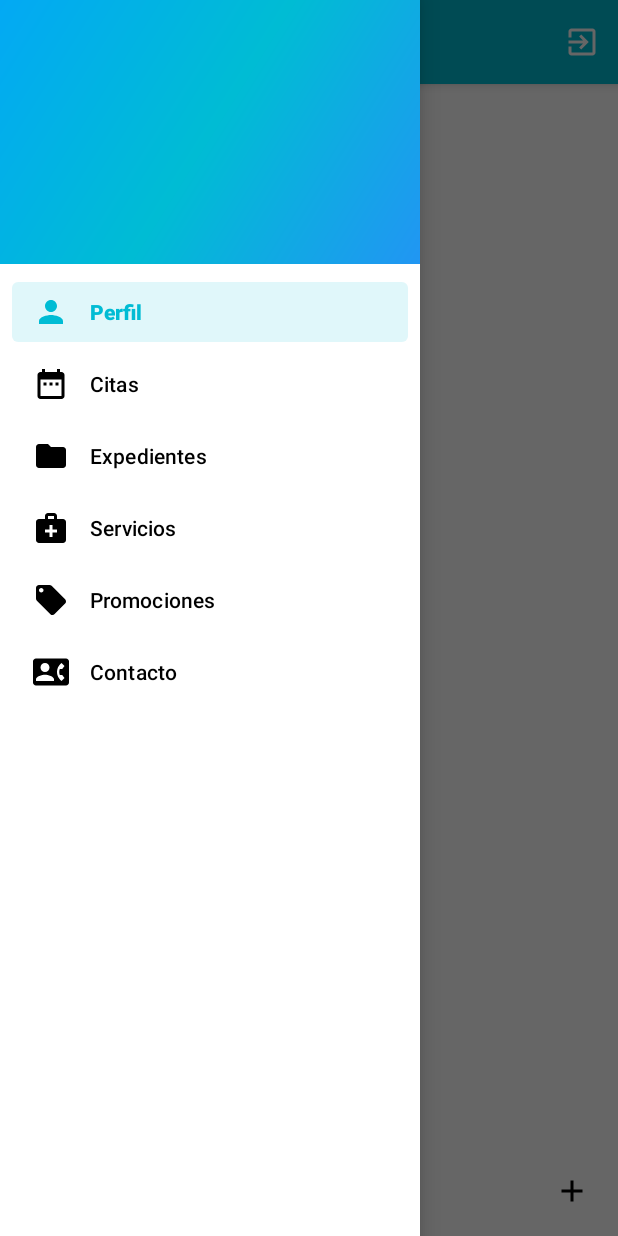
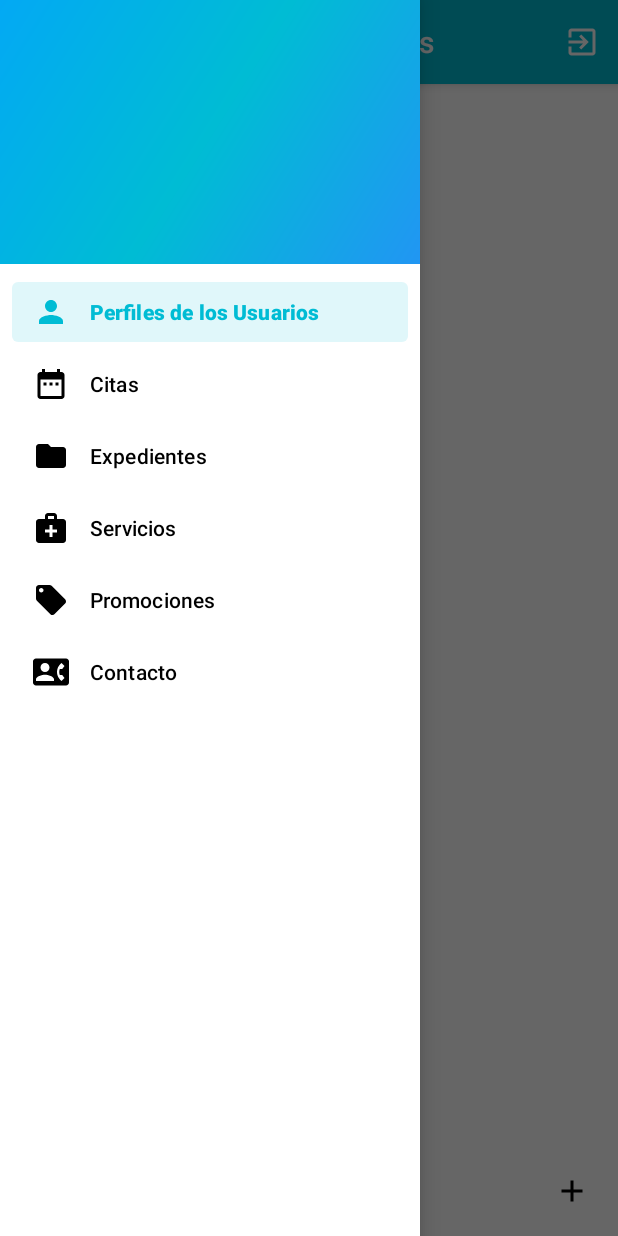
Before and after one commit to anagaby2196/Proyecto_Final_App_Clinica, an Android app: the screen it shows after launch once a user with an empty profile is signed in (Principal), with the side drawer open, on a phone screen of 412 x 824 dp. Run offline under Robolectric (Android 15) with nearby library versions, the phone set to English and light mode, and no system bars; our stand-ins replace Firebase (no records; nobody signed in at launch, a user with empty details on screens opened directly), Room's generated code, navigation-ui; pictures from the network do not load.

Commit message:
Algunos ajustes en la vista de perfil

```diff
--- a/app/build.gradle
+++ b/app/build.gradle
@@ -43,7 +43,7 @@ android {
 dependencies {
 
     implementation 'androidx.core:core-ktx:1.8.0'
-    implementation 'androidx.appcompat:appcompat:1.4.2'
+    implementation 'androidx.appcompat:appcompat:1.5.0'
     implementation 'com.google.android.material:material:1.6.1'
     implementation 'androidx.constraintlayout:constraintlayout:2.1.4'
     implementation platform('com.google.firebase:firebase-bom:30.1.0')
@@ -52,7 +52,7 @@ dependencies {
     implementation 'androidx.lifecycle:lifecycle-livedata-ktx:2.5.1'
     implementation 'androidx.lifecycle:lifecycle-viewmodel-ktx:2.5.1'
     implementation 'androidx.navigation:navigation-ui-ktx:2.5.1'
-    implementation 'com.google.firebase:firebase-auth:21.0.6'
+    implementation 'com.google.firebase:firebase-auth:21.0.7'
     implementation 'com.google.android.gms:play-services-maps:18.1.0'
     testImplementation 'junit:junit:4.13.2'
     androidTestImplementation 'androidx.test.ext:junit:1.1.3'
--- a/app/src/main/java/com/clinica_medica/ui/perfil/UpdatePerfilFragment.kt
+++ b/app/src/main/java/com/clinica_medica/ui/perfil/UpdatePerfilFragment.kt
@@ -81,8 +81,8 @@ class UpdatePerfilFragment : Fragment() {
     private fun deletePerfil() {
         val consulta = AlertDialog.Builder(requireContext())
 
-        consulta.setTitle(R.string.delete_promocion)
-        consulta.setMessage(getString(R.string.seguro_borrar)+"${args.perfil.nombreUsuario}?")
+        consulta.setTitle(R.string.delete_perfil)
+        consulta.setMessage(getString(R.string.seguro_borrar_perfil)+"${args.perfil.nombreUsuario}?")
 
         consulta.setPositiveButton(getString(R.string.si)) {_,_ ->
             perfilViewModel.deletePerfil(args.perfil)
--- a/app/src/main/res/menu/activity_main_drawer.xml
+++ b/app/src/main/res/menu/activity_main_drawer.xml
@@ -7,7 +7,7 @@
         <item
             android:id="@+id/nav_perfil"
             android:icon="@drawable/ic_user"
-            android:title="@string/menu_perfil" />
+            android:title="@string/menu_perfiles" />
         <item
             android:id="@+id/nav_cita"
             android:icon="@drawable/ic_appointments"
--- a/app/src/main/res/navigation/mobile_navigation.xml
+++ b/app/src/main/res/navigation/mobile_navigation.xml
@@ -8,7 +8,7 @@
     <fragment
         android:id="@+id/nav_perfil"
         android:name="com.clinica_medica.ui.perfil.PerfilFragment"
-        android:label="@string/menu_perfil"
+        android:label="@string/menu_perfiles"
         tools:layout="@layout/fragment_perfil" >
         <action
             android:id="@+id/action_nav_perfil_to_addPerfilFragment"
--- a/app/src/main/res/values/strings.xml
+++ b/app/src/main/res/values/strings.xml
@@ -13,7 +13,7 @@
     <string name="action_settings">Settings</string>
 
     <!--    Valores del Slideshow-->
-    <string name="menu_perfil">Perfil</string>
+    <string name="menu_perfiles">Perfiles de los Usuarios</string>
     <string name="menu_cita">Citas</string>
     <string name="menu_expediente">Expedientes</string>
     <string name="menu_servicio">Servicios</string>
@@ -85,4 +85,6 @@
     <string name="perfil_added">Datos del perfil agregados</string>
     <string name="no_data_perfil">Fallo agregando datos al perfil. Faltan datos.</string>
     <string name="bt_add_historial_medico">Agregar historial medico</string>
+    <string name="delete_perfil">Eliminar perfil</string>
+    <string name="seguro_borrar_perfil">"¿Está seguro de eliminar el pefil de "</string>
 </resources>
```
